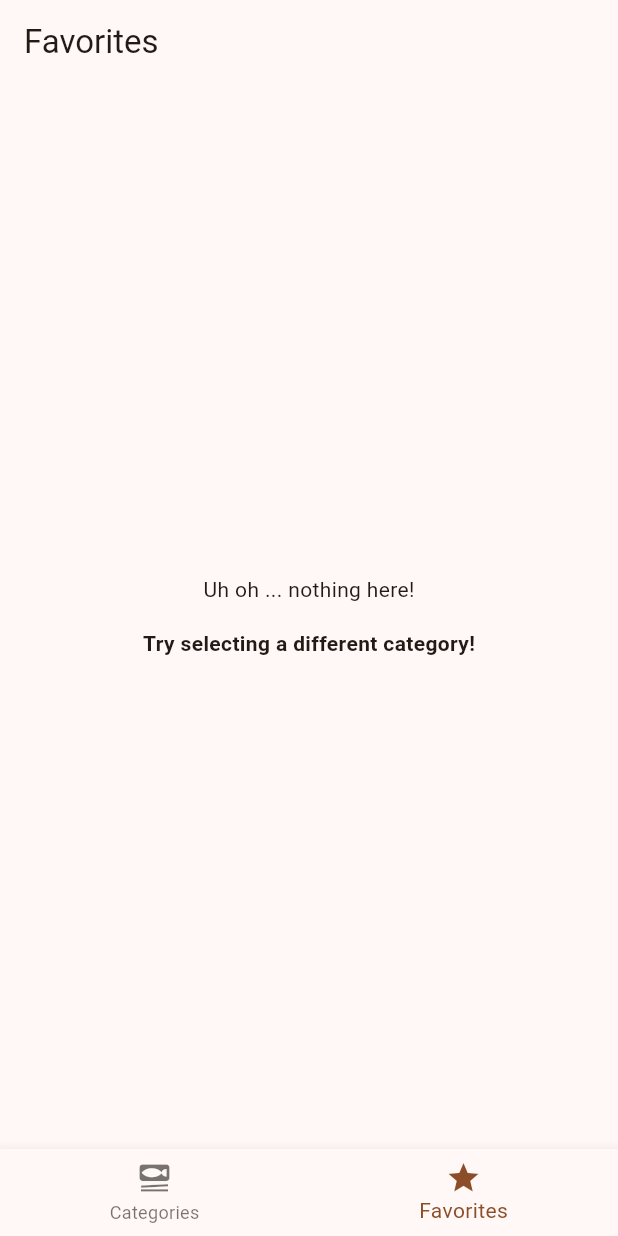
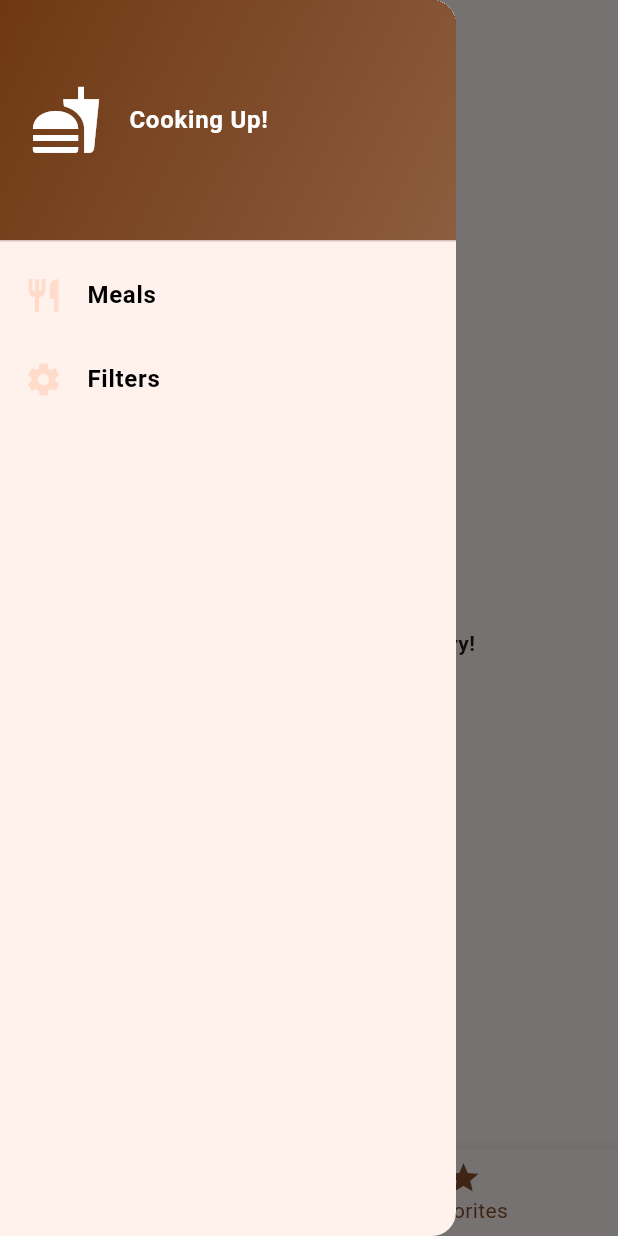
Before and after one commit to OkpePhillips/flutter_course, a Flutter app: the screen it shows after launch, item 2 of the bottom bar chosen, with the side drawer open (before the commit the screen has no drawer), on a phone screen of 412 x 824 dp. Run offline on Flutter 3.47's test engine with Material 3 defaults, Android fonts, the phone set to English and light mode, and no system bars; our stand-ins replace transparent_image.

Commit message:
Added a drawer with some list tiles

```diff
--- a/meals/lib/main.dart
+++ b/meals/lib/main.dart
@@ -1,8 +1,5 @@
 import 'package:flutter/material.dart';
-// import 'package:meals/data/dummy_data.dart';
-import 'package:meals/screens/categories.dart';
 import 'package:meals/screens/tabs.dart';
-// import 'package:meals/screens/meals.dart';
 
 final theme = ThemeData(
   colorScheme: ColorScheme.fromSeed(
--- a/meals/lib/screens/categories.dart
+++ b/meals/lib/screens/categories.dart
@@ -1,11 +1,14 @@
 import 'package:flutter/material.dart';
 import 'package:meals/data/dummy_data.dart';
 import 'package:meals/models/category.dart';
+import 'package:meals/models/meal.dart';
 import 'package:meals/screens/meals.dart';
 import 'package:meals/widgets/category_grid_item.dart';
 
 class CategoriesScreen extends StatelessWidget {
-  const CategoriesScreen({super.key});
+  const CategoriesScreen({super.key, required this.onToggleFavorite});
+
+  final void Function(Meal meal) onToggleFavorite;
 
   void _selectCategory(BuildContext context, MealCategory category) {
     final filteredMeals = dummyMeals
@@ -16,6 +19,7 @@ class CategoriesScreen extends StatelessWidget {
         builder: (ctx) => MealScreen(
           title: category.title,
           meals: filteredMeals,
+          onToggleFavorite: onToggleFavorite,
         ),
       ),
     );
--- a/meals/lib/screens/meals.dart
+++ b/meals/lib/screens/meals.dart
@@ -4,15 +4,24 @@ import 'package:meals/screens/meal_details.dart';
 import 'package:meals/widgets/meal_item.dart';
 
 class MealScreen extends StatelessWidget {
-  const MealScreen({super.key, this.title, required this.meals});
+  const MealScreen({
+    super.key,
+    this.title,
+    required this.meals,
+    required this.onToggleFavorite,
+  });
 
   final String? title;
   final List<Meal> meals;
+  final void Function(Meal meal) onToggleFavorite;
 
   void selectMeal(BuildContext context, Meal meal) {
     Navigator.of(context).push(
       MaterialPageRoute(
-        builder: (ctx) => MealDetailsScreen(meal: meal),
+        builder: (ctx) => MealDetailsScreen(
+          meal: meal,
+          onToggleFavorite: onToggleFavorite,
+        ),
       ),
     );
   }
--- a/meals/lib/screens/tabs.dart
+++ b/meals/lib/screens/tabs.dart
@@ -1,6 +1,8 @@
 import 'package:flutter/material.dart';
+import 'package:meals/models/meal.dart';
 import 'package:meals/screens/categories.dart';
 import 'package:meals/screens/meals.dart';
+import 'package:meals/widgets/main_drawer.dart';
 
 class TabsScreen extends StatefulWidget {
   const TabsScreen({super.key});
@@ -11,6 +13,32 @@ class TabsScreen extends StatefulWidget {
 
 class _TabsScreenState extends State<TabsScreen> {
   int _selectedPageIndex = 0;
+  final List<Meal> _FavoriteMeals = [];
+
+  void _showInfoMessage(String message) {
+    ScaffoldMessenger.of(context).clearSnackBars();
+    ScaffoldMessenger.of(context).showSnackBar(
+      SnackBar(
+        content: Text(message),
+      ),
+    );
+  }
+
+  void _toggleMealFavoriteStatus(Meal meal) {
+    final isExisting = _FavoriteMeals.contains(meal);
+
+    if (isExisting) {
+      setState(() {
+        _FavoriteMeals.remove(meal);
+      });
+      _showInfoMessage('Meal is no longer a favorite');
+    } else {
+      setState(() {
+        _FavoriteMeals.add(meal);
+      });
+      _showInfoMessage('Marked as a favorite meal');
+    }
+  }
 
   void _selectedPage(int index) {
     setState(() {
@@ -20,12 +48,15 @@ class _TabsScreenState extends State<TabsScreen> {
 
   @override
   Widget build(BuildContext context) {
-    Widget activePage = const CategoriesScreen();
+    Widget activePage = CategoriesScreen(
+      onToggleFavorite: _toggleMealFavoriteStatus,
+    );
     var activePageTitle = 'Categories';
 
     if (_selectedPageIndex == 1) {
-      activePage = const MealScreen(
-        meals: [],
+      activePage = MealScreen(
+        meals: _FavoriteMeals,
+        onToggleFavorite: _toggleMealFavoriteStatus,
       );
       activePageTitle = 'Favorites';
     }
@@ -34,6 +65,7 @@ class _TabsScreenState extends State<TabsScreen> {
       appBar: AppBar(
         title: Text(activePageTitle),
       ),
+      drawer: const MainDrawer(),
       body: activePage,
       bottomNavigationBar: BottomNavigationBar(
         onTap: _selectedPage,
--- /dev/null
+++ b/meals/lib/widgets/main_drawer.dart
@@ -0,0 +1,76 @@
+import 'package:flutter/material.dart';
+
+class MainDrawer extends StatelessWidget {
+  const MainDrawer({super.key});
+
+  @override
+  Widget build(BuildContext context) {
+    return Drawer(
+      child: Column(
+        children: [
+          DrawerHeader(
+            padding: const EdgeInsets.all(20),
+            decoration: BoxDecoration(
+              gradient: LinearGradient(
+                colors: [
+                  Theme.of(context).colorScheme.onPrimaryContainer,
+                  Theme.of(context)
+                      .colorScheme
+                      .onPrimaryContainer
+                      .withOpacity(0.8),
+                ],
+                begin: Alignment.topLeft,
+                end: Alignment.bottomRight,
+              ),
+            ),
+            child: Row(
+              children: [
+                Icon(
+                  Icons.fastfood,
+                  size: 48,
+                  color: Theme.of(context).colorScheme.onPrimary,
+                ),
+                const SizedBox(width: 18),
+                const Text(
+                  'Cooking Up!',
+                  style: TextStyle(
+                      fontWeight: FontWeight.bold, color: Colors.white),
+                )
+              ],
+            ),
+          ),
+          ListTile(
+            leading: Icon(
+              Icons.restaurant,
+              size: 26,
+              color: Theme.of(context).colorScheme.primaryContainer,
+            ),
+            title: const Text(
+              'Meals',
+              style: TextStyle(
+                fontWeight: FontWeight.bold,
+                color: Colors.black,
+              ),
+            ),
+            onTap: () {},
+          ),
+          ListTile(
+            leading: Icon(
+              Icons.settings,
+              size: 26,
+              color: Theme.of(context).colorScheme.primaryContainer,
+            ),
+            title: const Text(
+              'Filters',
+              style: TextStyle(
+                fontWeight: FontWeight.bold,
+                color: Colors.black,
+              ),
+            ),
+            onTap: () {},
+          ),
+        ],
+      ),
+    );
+  }
+}
```
Also changed, not shown: meals/lib/screens/meal_details.dart (+14 -1 lines).
